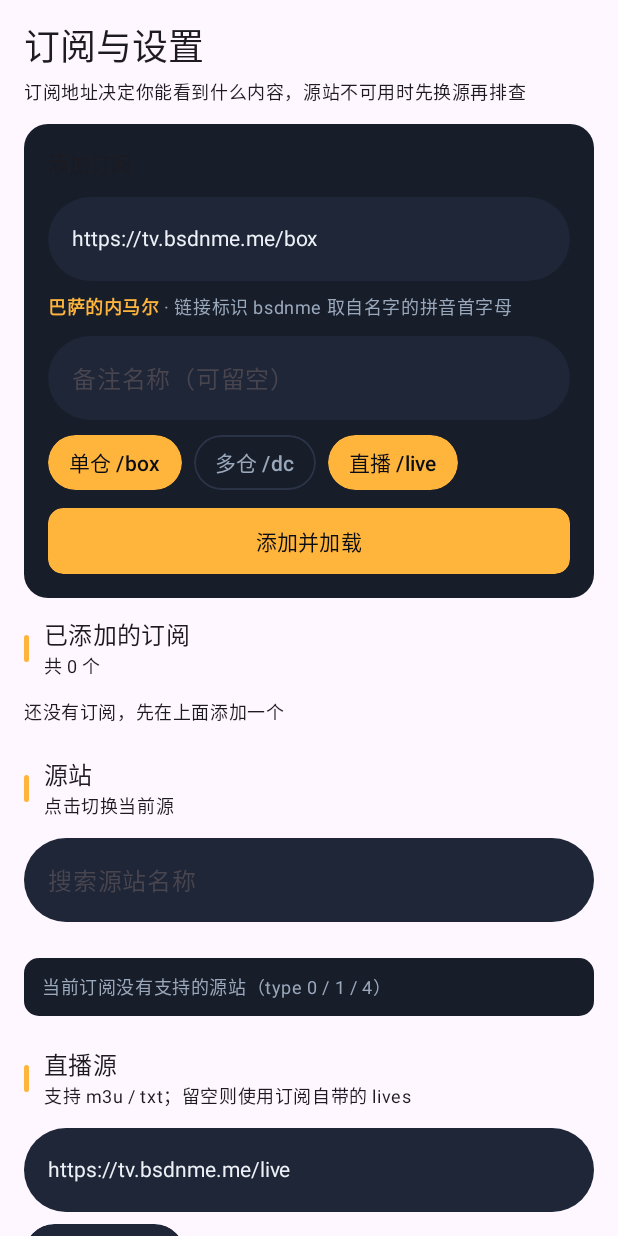
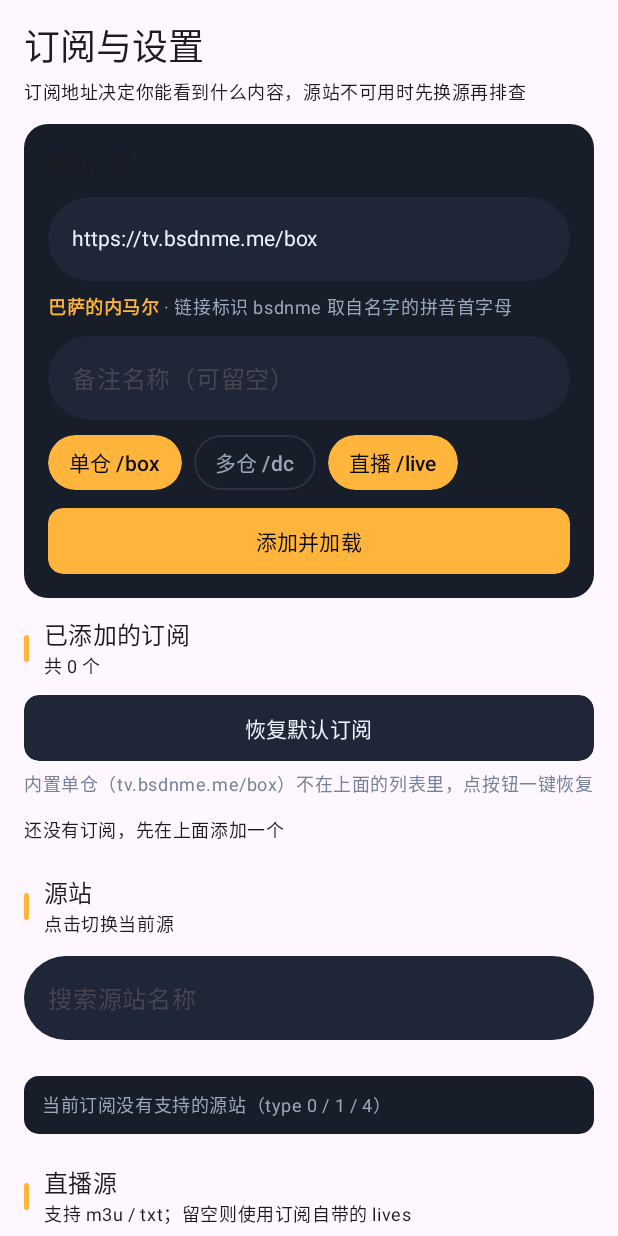
Before and after one commit to yangfeidev/yf-tvbox-android, an Android app built with Jetpack Compose: the composable SettingsScreen shown on its own in the app's theme, on a phone screen of 412 x 824 dp. Run offline under Robolectric (Android 15) with nearby library versions, the phone set to English and light mode, and no system bars; 2 statements that could not run were skipped.

Commit message:
feat: 设置页新增恢复默认订阅按钮，默认订阅被删后一键恢复

```diff
--- a/app/src/main/java/me/bsdnme/tvbox/ui/settings/SettingsScreen.kt
+++ b/app/src/main/java/me/bsdnme/tvbox/ui/settings/SettingsScreen.kt
@@ -273,6 +273,47 @@ fun SettingsScreen(state: AppUiState, vm: AppViewModel, onSiteChanged: () -> Uni
                 title = "已添加的订阅",
                 subtitle = "共 ${state.subscriptions.size} 个",
             )
+            // 内置默认订阅被删除（或误删）后的一键恢复入口：
+            // 平时默认订阅在列表里时隐藏，删了才出现，不占空间。
+            // 复用添加逻辑（submit → addSubscription），成功后自动设为当前订阅。
+            if (!state.subscriptions.any { it.url == DefaultSources.BOX }) {
+                Spacer(Modifier.height(10.dp))
+                FocusableSurface(
+                    onClick = { submit(DefaultSources.BOX, "默认单仓") },
+                    modifier = Modifier.fillMaxWidth(),
+                    shape = RoundedCornerShape(XRadii.md),
+                    focusScale = 1.02f,
+                    enabled = !submitting,
+                ) {
+                    Box(
+                        modifier = Modifier
+                            .fillMaxWidth()
+                            .height(44.dp)
+                            .background(XColors.SurfaceRaised, RoundedCornerShape(XRadii.md)),
+                        contentAlignment = Alignment.Center,
+                    ) {
+                        if (submitting) {
+                            Row(verticalAlignment = Alignment.CenterVertically) {
+                                CircularProgressIndicator(
+                                    strokeWidth = 2.dp,
+                                    color = XColors.TextSecondary,
+                                    modifier = Modifier.size(16.dp),
+                                )
+                                Spacer(Modifier.width(8.dp))
+                                Text("正在恢复默认订阅，可能需要几十秒", style = MaterialTheme.typography.labelLarge, color = XColors.TextSecondary)
+                            }
+                        } else {
+                            Text("恢复默认订阅", style = MaterialTheme.typography.labelLarge, color = XColors.TextPrimary)
+                        }
+                    }
+                }
+                Spacer(Modifier.height(6.dp))
+                Text(
+                    "内置单仓（tv.bsdnme.me/box）不在上面的列表里，点按钮一键恢复",
+                    style = MaterialTheme.typography.bodySmall,
+                    color = XColors.TextTertiary,
+                )
+            }
         }
 
         if (state.error != null) {
```
